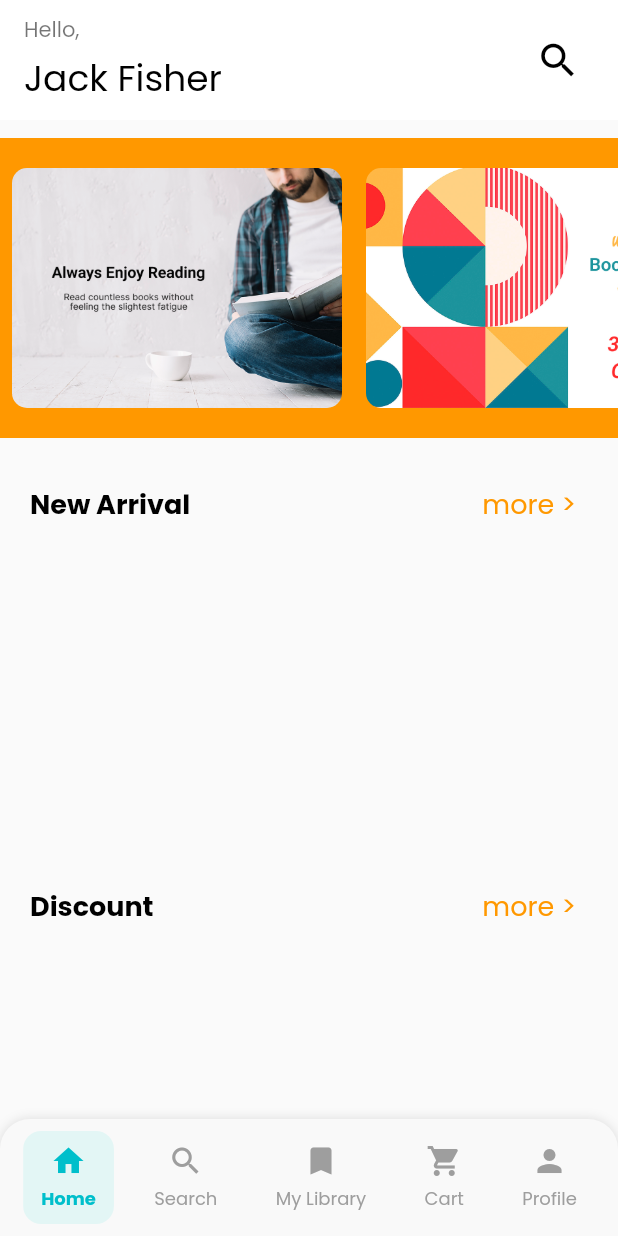
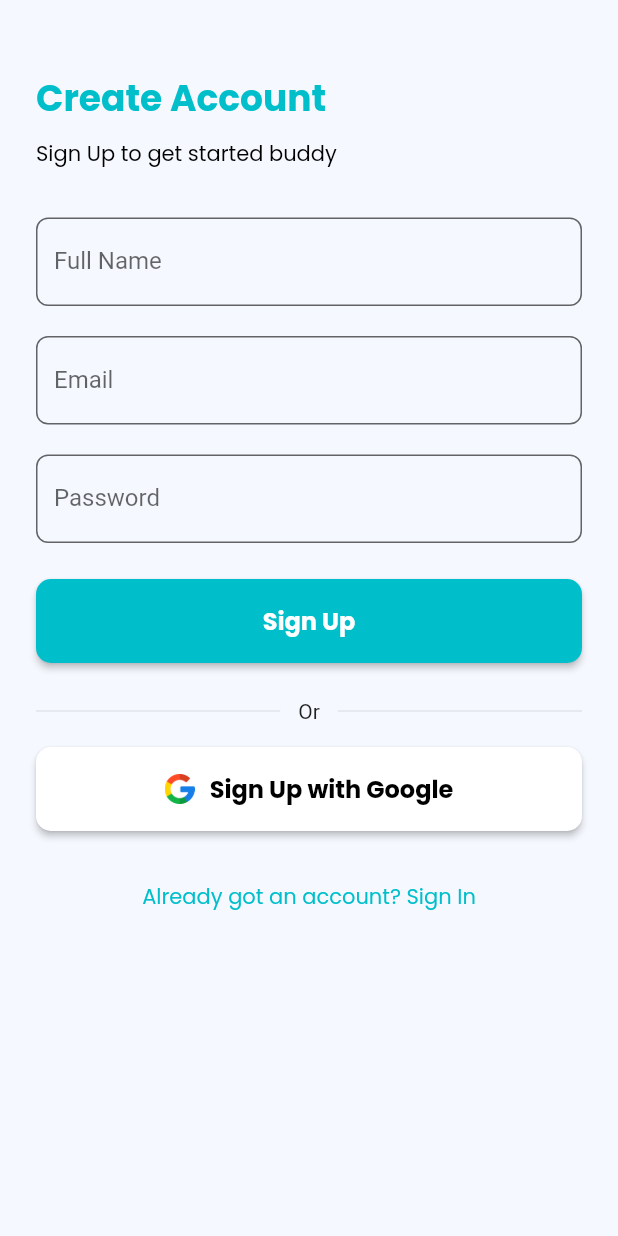
Before and after one commit to golnooshA/LumoBook, a Flutter app: the screen it shows after launch, on a phone screen of 412 x 824 dp. Run offline on Flutter 3.47's test engine with Material 3 defaults, Android fonts, the phone set to English and light mode, and no system bars; our stand-ins replace cloud_firestore, firebase_core, flutter_riverpod, image_picker, share_plus, webview_flutter; accounts and stored records are empty.

Commit message:
add login and regiester page

```diff
--- a/lib/app.dart
+++ b/lib/app.dart
@@ -1,6 +1,9 @@
 import 'package:flutter/material.dart';
 import 'package:flutter_riverpod/flutter_riverpod.dart';
 import 'package:lumo_book/presentation/pages/home_page.dart';
+import 'package:lumo_book/presentation/pages/login_page.dart';
+import 'package:lumo_book/presentation/pages/regiester_page.dart';
+import 'package:lumo_book/presentation/pages/splash_page.dart';
 import '../core/theme/app_theme.dart';
 import 'core/config/routes.dart';
 
@@ -12,7 +15,7 @@ class LumoApp extends ConsumerWidget {
     return MaterialApp(
       title: 'Lumo Book App',
       theme: AppTheme.light(),
-      home: const HomePage(),
+      home: const RegisterPage(),
 
       // Optional: If you plan to navigate using named routes
       routes: {
--- a/lib/presentation/pages/category_page.dart
+++ b/lib/presentation/pages/category_page.dart
@@ -1,7 +1,5 @@
 import 'package:flutter/material.dart';
 import 'package:flutter_riverpod/flutter_riverpod.dart';
-
-import '../../core/config/design_config.dart';
 import '../providers/book_provider.dart';
 import '../widgets/appBar_builder.dart';
 import '../widgets/book_card.dart';
--- /dev/null
+++ b/lib/presentation/pages/regiester_page.dart
@@ -0,0 +1,88 @@
+import 'package:flutter/material.dart';
+import 'package:lumo_book/core/config/design_config.dart';
+
+import '../widgets/button_text.dart';
+import '../widgets/custom_text_field.dart';
+import '../widgets/social_button.dart';
+
+class RegisterPage extends StatelessWidget {
+  const RegisterPage({super.key});
+
+  @override
+  Widget build(BuildContext context) {
+    return Scaffold(
+      backgroundColor: const Color(0xFFF5F8FE),
+      body: Padding(
+        padding: const EdgeInsets.symmetric(horizontal: 24, vertical: 48),
+        child: ListView(
+          children: [
+            const Text(
+              'Create Account',
+              style: TextStyle(
+                color: DesignConfig.primaryColor,
+                fontSize: DesignConfig.subTitleSize,
+                fontFamily: DesignConfig.fontFamily,
+                fontWeight: DesignConfig.fontWeightBold,
+              ),
+            ),
+            const SizedBox(height: 8),
+            const Text(
+              "Sign Up to get started buddy",
+              style: TextStyle(
+                color: DesignConfig.textColor,
+                fontSize: DesignConfig.subTextSize,
+                fontFamily: DesignConfig.fontFamily,
+                fontWeight: DesignConfig.fontWeightLight,
+              ),
+            ),
+            const SizedBox(height: 32),
+            const CustomTextField(labelText: 'Full Name'),
+            const SizedBox(height: 20),
+            const CustomTextField(labelText: 'Email'),
+            const SizedBox(height: 20),
+            const CustomTextField(labelText: 'Password', obscureText: true),
+            const SizedBox(height: 24),
+            ButtonText(
+              title: 'Sign Up',
+              onTap: () {},
+              backgroundColor: DesignConfig.primaryColor,
+            ),
+            const SizedBox(height: 24),
+            const Row(
+              children: [
+                Expanded(child: Divider()),
+                Padding(
+                  padding: EdgeInsets.symmetric(horizontal: 12),
+                  child: Text('Or'),
+                ),
+                Expanded(child: Divider()),
+              ],
+            ),
+            const SizedBox(height: 16),
+            SocialButton(
+              title: 'Sign Up with Google',
+              imagePath: 'assets/icon/google_icon.png',
+              onTap: () {},
+              backgroundColor: Colors.white,
+            ),
+            const SizedBox(height: 20),
+            Center(
+              child: TextButton(
+                onPressed: () {},
+                child: const Text(
+                  "Already got an account? Sign In",
+                  style: TextStyle(
+                    color: DesignConfig.primaryColor,
+                    fontSize: DesignConfig.subTextSize,
+                    fontFamily: DesignConfig.fontFamily,
+                    fontWeight: DesignConfig.fontWeight,
+                  ),
+                ),
+              ),
+            )
+          ],
+        ),
+      ),
+    );
+  }
+}
--- a/lib/presentation/pages/search_page.dart
+++ b/lib/presentation/pages/search_page.dart
@@ -7,7 +7,6 @@ import '../providers/category_provider.dart';
 import '../widgets/book_cover_card.dart';
 import '../widgets/bottom_navigation.dart';
 import '../widgets/category_list_bar.dart';
-import '../widgets/round_button.dart';
 import 'book_detail_page.dart';
 import 'category_page.dart';
 
--- /dev/null
+++ b/lib/presentation/widgets/custom_text_field.dart
@@ -0,0 +1,30 @@
+import 'package:flutter/material.dart';
+
+class CustomTextField extends StatelessWidget {
+  final String labelText;
+  final bool obscureText;
+  final TextInputType keyboardType;
+
+  const CustomTextField({
+    super.key,
+    required this.labelText,
+    this.obscureText = false,
+    this.keyboardType = TextInputType.text,
+  });
+
+  @override
+  Widget build(BuildContext context) {
+    return TextField(
+      obscureText: obscureText,
+      keyboardType: keyboardType,
+      decoration: InputDecoration(
+        labelText: labelText,
+        filled: true,
+        fillColor: Colors.transparent,
+        border: OutlineInputBorder(
+          borderRadius: BorderRadius.circular(8),
+        ),
+      ),
+    );
+  }
+}
--- /dev/null
+++ b/lib/presentation/widgets/social_button.dart
@@ -0,0 +1,57 @@
+import 'package:flutter/material.dart';
+
+import '../../core/config/design_config.dart';
+
+class SocialButton extends StatelessWidget {
+  final String title;
+  final VoidCallback onTap;
+  final Color backgroundColor;
+  final String imagePath;
+
+
+  const SocialButton({
+    super.key,
+    required this.title,
+    required this.onTap,
+    required this.imagePath,
+    this.backgroundColor = Colors.red,
+  });
+
+  @override
+  Widget build(BuildContext context) {
+    return SizedBox(
+      width: double.infinity,
+      child: ElevatedButton(
+        onPressed: onTap,
+        style: ElevatedButton.styleFrom(
+          backgroundColor: backgroundColor,
+          padding: const EdgeInsets.symmetric(vertical: 16),
+          shape: RoundedRectangleBorder(
+            borderRadius: DesignConfig.cardBorder,
+            // side: const BorderSide(color: DesignConfig.primaryColor),
+          ),
+        ),
+        child: Row(
+          mainAxisAlignment: MainAxisAlignment.center,
+          children: [
+            Image.asset(
+              imagePath,
+              height: 20,
+              width: 20,
+            ),
+            const SizedBox(width: 10),
+            Text(
+              title,
+              style: const TextStyle(
+                fontFamily: DesignConfig.fontFamily,
+                fontSize: DesignConfig.textSize,
+                fontWeight: DesignConfig.fontWeightBold,
+                color: DesignConfig.textColor,
+              ),
+            ),
+          ],
+        ),
+      ),
+    );
+  }
+}
```
Also changed, not shown: lib/presentation/pages/login_page.dart (added, +83 -0 lines), lib/presentation/pages/splash_page.dart (added, +27 -0 lines), lib/utils/file_downloader.dart (deleted, +0 -26 lines), assets/image/logo_1.png (added), assets/image/logo_2.png (added).
